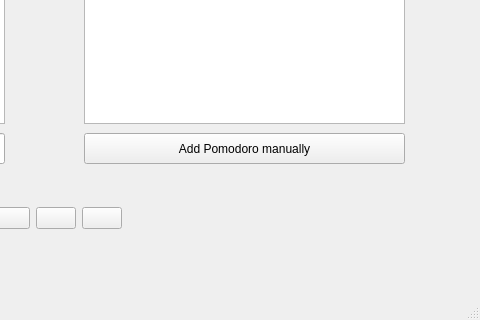
This is qt_gui/ui/mainwindow.ui in ravenvz/SprintTimer as Qt 5 draws it before an edit; both pictures show x 336 to 816 and y 387 to 707 of the 816 by 707 pixel window. The edited form follows.
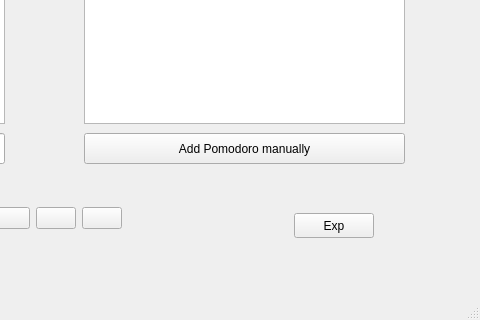
This is the edited form. Icons and pictures are not drawn. Custom widgets are drawn as their Qt base class.

```diff
--- a/qt_gui/ui/mainwindow.ui
+++ b/qt_gui/ui/mainwindow.ui
@@ -601,6 +601,19 @@
      <string>Undo</string>
     </property>
    </widget>
+   <widget class="QPushButton" name="pbExp">
+    <property name="geometry">
+     <rect>
+      <x>630</x>
+      <y>600</y>
+      <width>80</width>
+      <height>25</height>
+     </rect>
+    </property>
+    <property name="text">
+     <string>Exp</string>
+    </property>
+   </widget>
   </widget>
   <widget class="QMenuBar" name="menubar">
    <property name="geometry">
```
